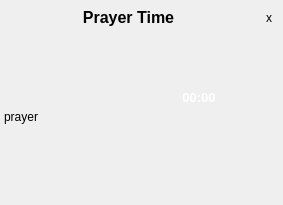
First picture: the form in elokab-adhan/adhan.ui, repository zakariakov/elokab-adhan, before the edit.
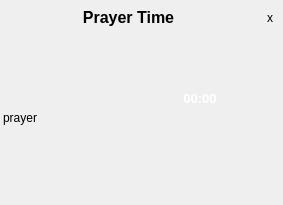
Second picture: the form after the edit. Icons and pictures are not drawn.

Commit message: fix adhan sound

What changed in the file:
```diff
--- a/elokab-adhan/adhan.ui
+++ b/elokab-adhan/adhan.ui
@@ -15,16 +15,16 @@
   </property>
   <layout class="QGridLayout" name="gridLayoutAdhan">
    <property name="leftMargin">
-    <number>1</number>
+    <number>0</number>
    </property>
    <property name="topMargin">
-    <number>1</number>
+    <number>0</number>
    </property>
    <property name="rightMargin">
-    <number>1</number>
+    <number>0</number>
    </property>
    <property name="bottomMargin">
-    <number>1</number>
+    <number>0</number>
    </property>
    <property name="spacing">
     <number>0</number>
```
Left out of the diff: 2 changed lines with no effect on the pictures. The commit also changes 5 other files.
